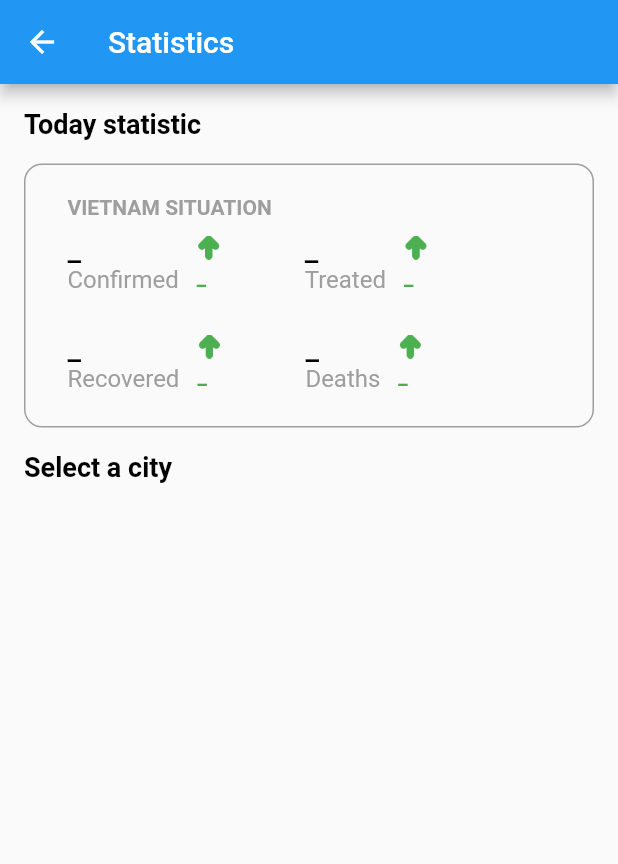
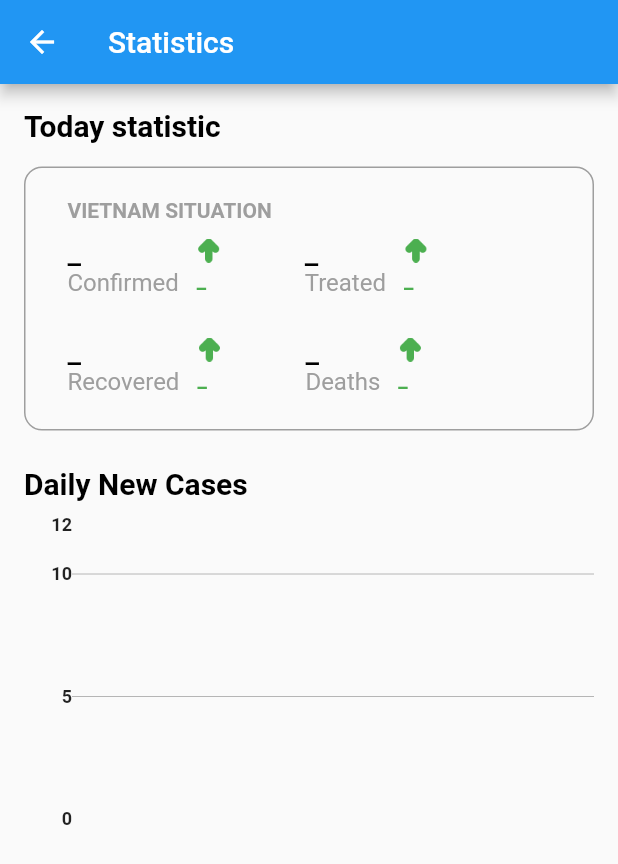
Before and after one commit to hoangatuan/PCCovid_Flutter, a Flutter app: the DetailStatisticScreen screen opened directly, on a phone screen of 412 x 824 dp. Shown: the top 864 px of the screen. Run offline on Flutter 3.47's test engine with Material 2 defaults, Android fonts, the phone set to English and light mode, and no system bars; drawn by our look-alikes of fl_chart; our stand-ins replace flutter_svg, hexcolor; network calls fail.

Commit message:
Create weekly chart statistic

```diff
--- /dev/null
+++ b/lib/screens/detail_statistic/components/weekly_statistic_bar_chart_view.dart
@@ -0,0 +1,72 @@
+import 'package:fl_chart/fl_chart.dart';
+import 'package:flutter/material.dart';
+import 'package:pccovid/screens/detail_statistic/viewmodels/weekly_statistic_chart_view_model.dart';
+import 'package:provider/provider.dart';
+
+class WeeklyStatisticBarChart extends StatefulWidget {
+  const WeeklyStatisticBarChart({
+    Key? key,
+  }) : super(key: key);
+
+  @override
+  State<WeeklyStatisticBarChart> createState() =>
+      WeeklyStatisticBarChartState();
+}
+
+class WeeklyStatisticBarChartState extends State<WeeklyStatisticBarChart> {
+  @override
+  Widget build(BuildContext context) {
+    var viewModel = Provider.of<StatisticChartViewModel>(context, listen: true);
+    return Container(
+      padding: const EdgeInsets.only(top: 16),
+      height: 240,
+      child: BarChart(
+          BarChartData(
+              titlesData: FlTitlesData(
+                  show: true,
+                  rightTitles: SideTitles(showTitles: false),
+                  topTitles: SideTitles(showTitles: false),
+                  leftTitles: SideTitles(
+                    showTitles: true,
+                    reservedSize: 32,
+                    getTextStyles: (context, value) => const TextStyle(
+                        fontSize: 12, fontWeight: FontWeight.bold),
+                    margin: 0,
+                  ),
+                  bottomTitles: SideTitles(
+                      showTitles: true,
+                      getTitles: (index) =>
+                          viewModel.getBottomTitle(index.toInt()))),
+              gridData: FlGridData(show: true, drawVerticalLine: false),
+              borderData: FlBorderData(show: false),
+              maxY: viewModel.maxYValue,
+              barGroups: getBarGroups()),
+          swapAnimationDuration: const Duration(microseconds: 150),
+          swapAnimationCurve: Curves.linear),
+    );
+  }
+
+  BarChartGroupData getBarChartGroupData(int index) {
+    var viewModel =
+        Provider.of<StatisticChartViewModel>(context, listen: false);
+    return BarChartGroupData(x: index, barRods: [
+      BarChartRodData(
+        y: viewModel.getTotalCases(index),
+        colors: [Colors.lightBlueAccent, Colors.greenAccent],
+        width: 18,
+      )
+    ]);
+  }
+
+  List<BarChartGroupData> getBarGroups() {
+    var viewModel =
+        Provider.of<StatisticChartViewModel>(context, listen: false);
+    List<BarChartGroupData> lists = [];
+
+    for (int i = 0; i < viewModel.numberOfDays; i++) {
+      lists.add(getBarChartGroupData(i));
+    }
+
+    return lists;
+  }
+}
--- a/lib/screens/detail_statistic/detail_statistic_screen.dart
+++ b/lib/screens/detail_statistic/detail_statistic_screen.dart
@@ -1,8 +1,10 @@
 import 'package:flutter/material.dart';
 import 'package:pccovid/screens/detail_statistic/components/country_today_statistic.dart';
 import 'package:pccovid/screens/detail_statistic/viewmodels/detail_statistic_view_model.dart';
-import 'package:pccovid/screens/home/components/statistic_view.dart';
+import 'package:pccovid/screens/detail_statistic/viewmodels/weekly_statistic_chart_view_model.dart';
 import 'package:provider/provider.dart';
+
+import 'components/weekly_statistic_bar_chart_view.dart';
 
 class StatisticDisplayConfig {
   String title;
@@ -23,7 +25,8 @@ class _DetailStatisticScreenState extends State<DetailStatisticScreen> {
   Widget build(BuildContext context) {
     return MultiProvider(
       providers: [
-        ChangeNotifierProvider(create: (context) => DetailStatisticViewModel())
+        ChangeNotifierProvider(create: (context) => DetailStatisticViewModel()),
+        ChangeNotifierProvider(create: (context) => StatisticChartViewModel())
       ],
       child: Scaffold(
           appBar: AppBar(
@@ -39,17 +42,19 @@ class _DetailStatisticScreenState extends State<DetailStatisticScreen> {
                       style: TextStyle(
                           color: Colors.black,
                           fontWeight: FontWeight.bold,
-                          fontSize: 18)),
+                          fontSize: 20)),
                 ),
                 CountryTodayStatistic(),
+                SizedBox(height: 8),
                 Align(
                   alignment: Alignment.centerLeft,
-                  child: Text("Select a city",
+                  child: Text("Daily New Cases",
                       style: TextStyle(
                           color: Colors.black,
                           fontWeight: FontWeight.bold,
-                          fontSize: 18)),
+                          fontSize: 20)),
                 ),
+                WeeklyStatisticBarChart(),
               ],
             ),
           )),
--- /dev/null
+++ b/lib/screens/detail_statistic/viewmodels/weekly_statistic_chart_view_model.dart
@@ -0,0 +1,41 @@
+import 'package:flutter/material.dart';
+import 'package:pccovid/models/daily_statistic.dart';
+import 'package:pccovid/services/statistic_service.dart';
+import 'dart:math';
+
+class StatisticChartViewModel extends ChangeNotifier {
+  List<DailyStatistic> _weeksStatistic = [];
+
+  double get maxYValue {
+    int maxVal = 10;
+    for (int i = 0; i < _weeksStatistic.length; i++) {
+      maxVal = max(maxVal, _weeksStatistic[i].cases);
+    }
+
+    return maxVal * 1.2;
+  }
+
+  int get numberOfDays {
+    return _weeksStatistic.length;
+  }
+
+  StatisticChartViewModel() {
+    _fetchCountryStatisticData();
+  }
+
+  _fetchCountryStatisticData() async {
+    var countryStatatis = await StatisticService().fetchCountryCovidDatas();
+    _weeksStatistic = countryStatatis.overview;
+    notifyListeners();
+  }
+
+  String getBottomTitle(int index) {
+    String date = _weeksStatistic[index].date;
+    var splitArr = date.split("-");
+    return "${splitArr[0]}/${splitArr[1]}";
+  }
+
+  double getTotalCases(int index) {
+    return _weeksStatistic[index].cases.toDouble();
+  }
+}
--- a/pubspec.yaml
+++ b/pubspec.yaml
@@ -39,6 +39,7 @@ dependencies:
   provider: ^6.0.2
   flutter_svg: ^1.0.0
   intl: ^0.17.0
+  fl_chart: ^0.41.0
 
 dev_dependencies:
   flutter_test:
```
Also changed, not shown: pubspec.lock.
